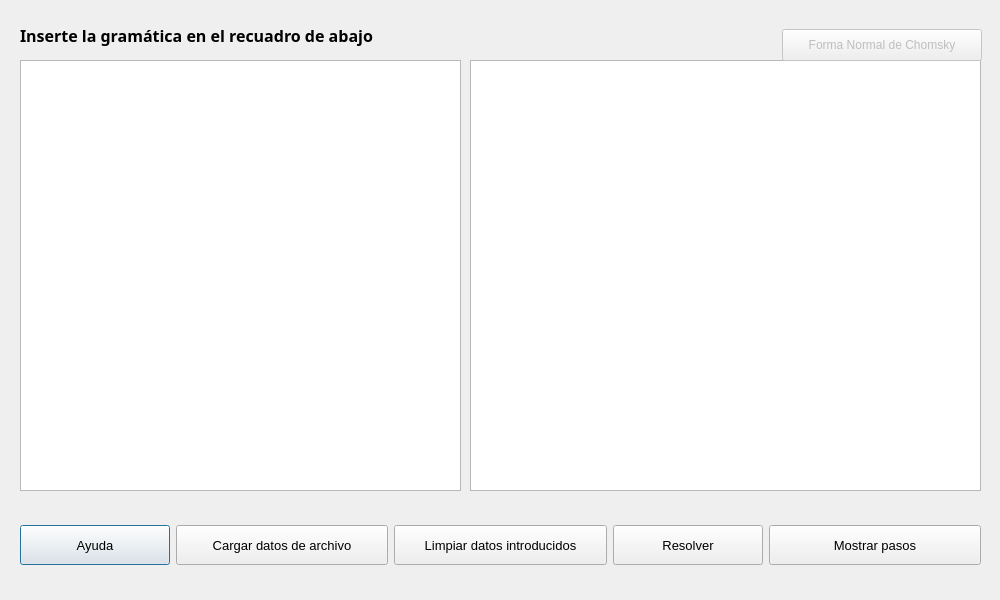
Qt form src/view/principal.ui (kliver98/Gramatica-en-FNC) before a commit.
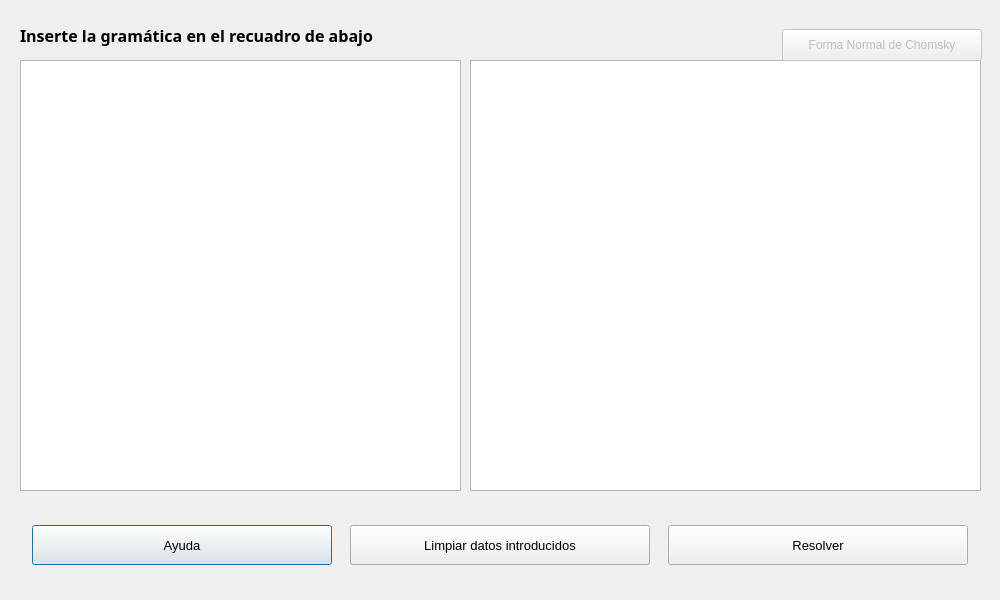
The same form after that commit.

```diff
--- a/src/view/principal.ui
+++ b/src/view/principal.ui
@@ -33,7 +33,7 @@
       </property>
       <property name="maximumSize">
        <size>
-        <width>150</width>
+        <width>300</width>
         <height>16777215</height>
        </size>
       </property>
@@ -47,24 +47,6 @@
       </property>
      </widget>
     </item>
-    <item>
-     <widget class="QPushButton" name="btnCargarDatos">
-      <property name="minimumSize">
-       <size>
-        <width>0</width>
-        <height>40</height>
-       </size>
-      </property>
-      <property name="font">
-       <font>
-        <pointsize>10</pointsize>
-       </font>
-      </property>
-      <property name="text">
-       <string>Cargar datos de archivo</string>
-      </property>
-     </widget>
-    </item>
     <item>
      <widget class="QPushButton" name="btnLimpiar">
       <property name="minimumSize">
@@ -73,6 +55,12 @@
         <height>40</height>
        </size>
       </property>
+      <property name="maximumSize">
+       <size>
+        <width>300</width>
+        <height>16777215</height>
+       </size>
+      </property>
       <property name="font">
        <font>
         <pointsize>10</pointsize>
@@ -93,7 +81,7 @@
       </property>
       <property name="maximumSize">
        <size>
-        <width>150</width>
+        <width>300</width>
         <height>16777215</height>
        </size>
       </property>
@@ -107,24 +95,6 @@
       </property>
      </widget>
     </item>
-    <item>
-     <widget class="QPushButton" name="btnPasos">
-      <property name="minimumSize">
-       <size>
-        <width>0</width>
-        <height>40</height>
-       </size>
-      </property>
-      <property name="font">
-       <font>
-        <pointsize>10</pointsize>
-       </font>
-      </property>
-      <property name="text">
-       <string>Mostrar pasos</string>
-      </property>
-     </widget>
-    </item>
    </layout>
   </widget>
   <widget class="QTextEdit" name="tfGramatica">
```
Left out of the diff: 2 changed lines with no effect on the pictures.
